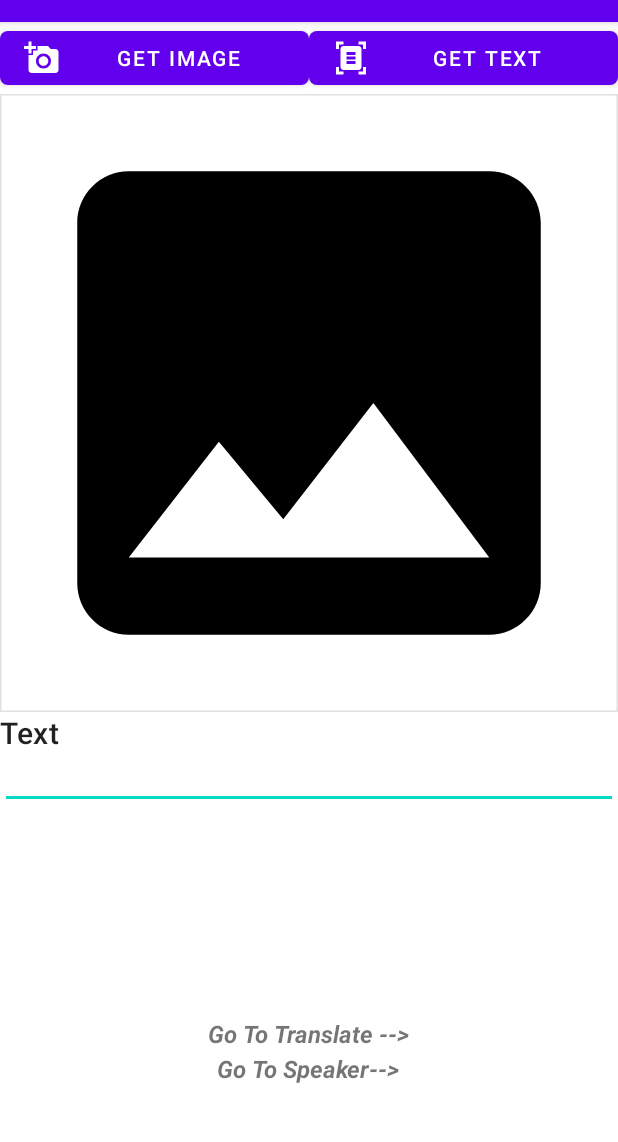
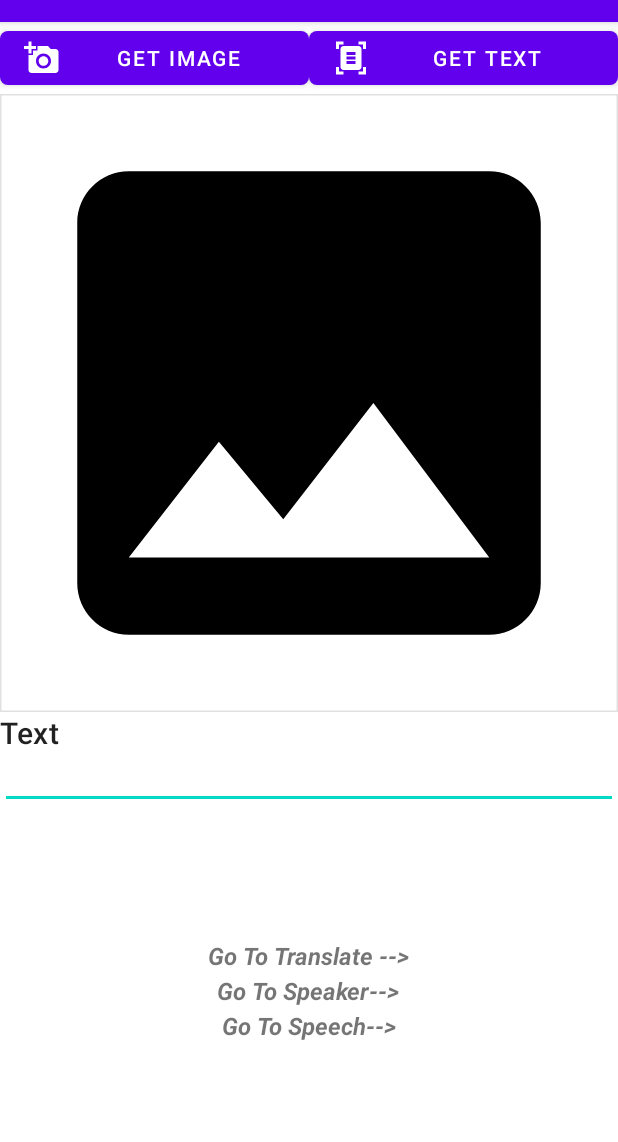
Before and after one commit to orhanucr/ImageToText, an Android app: the screen it shows after launch (MainActivity), on a phone screen of 412 x 824 dp, the part 62-1204 px from its top. Run offline under Robolectric (Android 15) with nearby library versions, the phone set to English and light mode, and no system bars; libraries missing offline, so code that uses them is left out: com.google.mlkit.vision; 1 statement that could not run was skipped.

Commit message:
Added SpeechToText
Added SpeechToText

```diff
--- a/ImageToText/app/src/main/AndroidManifest.xml
+++ b/ImageToText/app/src/main/AndroidManifest.xml
@@ -21,6 +21,9 @@
         android:theme="@style/Theme.ImageToText"
         tools:targetApi="31">
         <activity
+            android:name=".SpeechToText"
+            android:exported="false" />
+        <activity
             android:name=".Speaker"
             android:exported="false" />
         <activity
--- a/ImageToText/app/src/main/java/com/example/imagetotext/MainActivity.java
+++ b/ImageToText/app/src/main/java/com/example/imagetotext/MainActivity.java
@@ -253,4 +253,9 @@ public class MainActivity extends AppCompatActivity {
         Intent intent = new Intent(MainActivity.this,Speaker.class);
         startActivity(intent);
     }
+
+    public void goToSpeechBtn(View view) {
+        Intent intent = new Intent(MainActivity.this,SpeechToText.class);
+        startActivity(intent);
+    }
 }
--- a/ImageToText/app/src/main/res/layout/activity_main.xml
+++ b/ImageToText/app/src/main/res/layout/activity_main.xml
@@ -35,7 +35,7 @@
 
     <ScrollView
         android:layout_width="match_parent"
-        android:layout_height="610dp">
+        android:layout_height="558dp">
 
         <LinearLayout
             android:layout_width="match_parent"
@@ -91,4 +91,17 @@
         android:textStyle="bold|italic"
         tools:ignore="TouchTargetSizeCheck" />
 
+    <TextView
+        android:id="@+id/goToSpeech"
+        android:layout_width="wrap_content"
+        android:layout_height="wrap_content"
+        android:layout_gravity="center"
+        android:layout_marginTop="1dp"
+        android:onClick="goToSpeechBtn"
+        android:text="Go To Speech-->"
+        android:textSize="16sp"
+        android:textStyle="bold|italic"
+        tools:ignore="TouchTargetSizeCheck" />
+
+
 </LinearLayout>
```
Also changed, not shown: ImageToText/app/src/main/java/com/example/imagetotext/SpeechToText.java (added, +38 -0 lines), ImageToText/app/src/main/res/layout/activity_speech_to_text.xml (added, +35 -0 lines).
